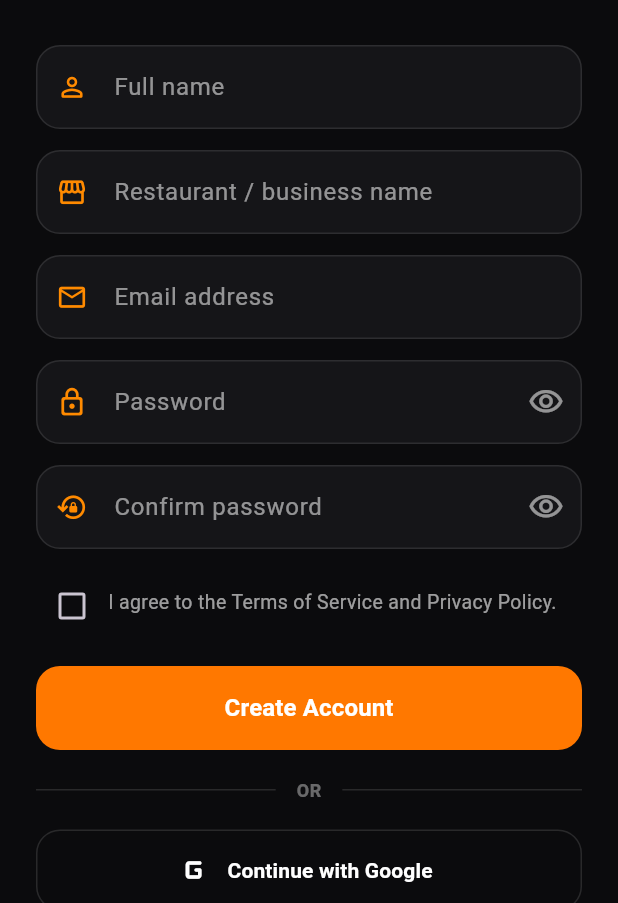
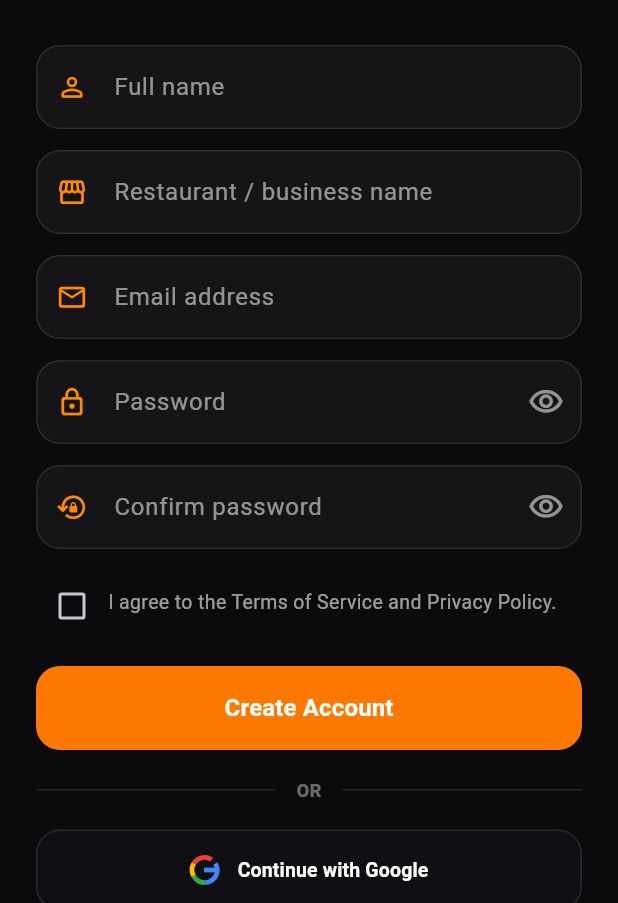
Before and after one commit to Codelixdev/foodorbit, a Flutter app: the RegisterScreen screen opened directly, after a tap on "Continue with Google", on a phone screen of 412 x 824 dp, the part 333-1236 px from its top. Run offline on Flutter 3.47's test engine with Material 3 defaults, Android fonts, the phone set to English and light mode, and no system bars; our stand-ins replace google_fonts.

Commit message:
fix: replace incompatible font awesome google icon

```diff
--- a/lib/features/auth/presentation/screens/login_screen.dart
+++ b/lib/features/auth/presentation/screens/login_screen.dart
@@ -114,11 +114,27 @@ void _createAccount() {
     );
   }
 
-  void _googleSignIn() {
+  Future<void> _googleSignIn() async {
+  if (_isLoading) return;
+
+  setState(() {
+    _isLoading = true;
+  });
+
+  await Future.delayed(
+    const Duration(milliseconds: 700),
+  );
+
+  if (!mounted) return;
+
+  setState(() {
+    _isLoading = false;
+  });
+
   ScaffoldMessenger.of(context).showSnackBar(
     const SnackBar(
       content: Text(
-          'Google authentication will be connected next.',
+        'Google Sign-In will be connected with Firebase next.',
       ),
     ),
   );
--- a/lib/features/auth/presentation/screens/register_screen.dart
+++ b/lib/features/auth/presentation/screens/register_screen.dart
@@ -421,27 +421,32 @@ class _RegisterScreenState extends State<RegisterScreen> {
 SizedBox(
   width: double.infinity,
   height: 54,
-                  child: OutlinedButton.icon(
+  child: OutlinedButton(
     onPressed: () {},
-                    icon: const Icon(
-                      Icons.g_mobiledata_rounded,
-                      size: 28,
-                      color: Colors.white,
-                    ),
-                    label: const Text(
-                      'Continue with Google',
-                      style: TextStyle(
-                        color: Colors.white,
-                        fontWeight: FontWeight.w600,
-                      ),
-                    ),
     style: OutlinedButton.styleFrom(
+      backgroundColor: const Color(0xFF101014),
+      foregroundColor: Colors.white,
       side: const BorderSide(
-                        color: Colors.white12,
+        color: Color(0xFF29292F),
       ),
       shape: RoundedRectangleBorder(
         borderRadius: BorderRadius.circular(16),
       ),
+    ),
+    child: Row(
+      mainAxisAlignment: MainAxisAlignment.center,
+      children: [
+        const _GoogleIcon(),
+        const SizedBox(width: 12),
+        const Text(
+          'Continue with Google',
+          style: TextStyle(
+            color: Colors.white,
+            fontSize: 13,
+            fontWeight: FontWeight.w700,
+          ),
+        ),
+      ],
     ),
   ),
 ),
@@ -479,3 +484,98 @@ class _RegisterScreenState extends State<RegisterScreen> {
     );
   }
 }
+class _GoogleIcon extends StatelessWidget {
+  const _GoogleIcon();
+
+  @override
+  Widget build(BuildContext context) {
+    return SizedBox(
+      width: 20,
+      height: 20,
+      child: CustomPaint(
+        painter: _GoogleIconPainter(),
+      ),
+    );
+  }
+}
+
+class _GoogleIconPainter extends CustomPainter {
+  @override
+  void paint(Canvas canvas, Size size) {
+    final center = Offset(
+      size.width / 2,
+      size.height / 2,
+    );
+
+    final radius = size.width * 0.42;
+
+    final rect = Rect.fromCircle(
+      center: center,
+      radius: radius,
+    );
+
+    final paint = Paint()
+      ..style = PaintingStyle.stroke
+      ..strokeWidth = 3.2
+      ..strokeCap = StrokeCap.butt;
+
+    // Blue
+    paint.color = const Color(0xFF4285F4);
+    canvas.drawArc(
+      rect,
+      -0.55,
+      2.05,
+      false,
+      paint,
+    );
+
+    // Green
+    paint.color = const Color(0xFF34A853);
+    canvas.drawArc(
+      rect,
+      1.50,
+      1.15,
+      false,
+      paint,
+    );
+
+    // Yellow
+    paint.color = const Color(0xFFFBBC05);
+    canvas.drawArc(
+      rect,
+      2.65,
+      1.05,
+      false,
+      paint,
+    );
+
+    // Red
+    paint.color = const Color(0xFFEA4335);
+    canvas.drawArc(
+      rect,
+      3.70,
+      1.60,
+      false,
+      paint,
+    );
+
+    // Google G horizontal bar
+    final bluePaint = Paint()
+      ..color = const Color(0xFF4285F4)
+      ..style = PaintingStyle.stroke
+      ..strokeWidth = 3.2;
+
+    canvas.drawLine(
+      Offset(size.width * 0.48, size.height * 0.5),
+      Offset(size.width * 0.91, size.height * 0.5),
+      bluePaint,
+    );
+  }
+
+  @override
+  bool shouldRepaint(
+    covariant CustomPainter oldDelegate,
+  ) {
+    return false;
+  }
+}
```
Lines whose indentation alone changed are shown as unchanged.
